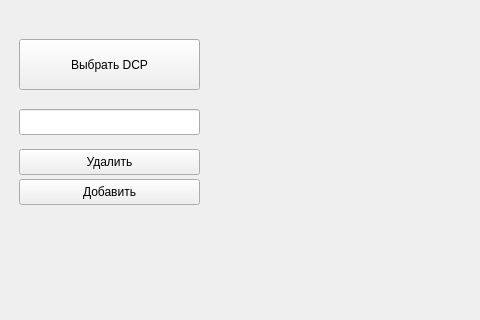
Above: mainwindow.ui from SaveTheTelvit/DCPHashValidator before the change; both pictures show x 0 to 480 and y 0 to 320 of the 800 by 500 pixel window. Below: the same form after it.
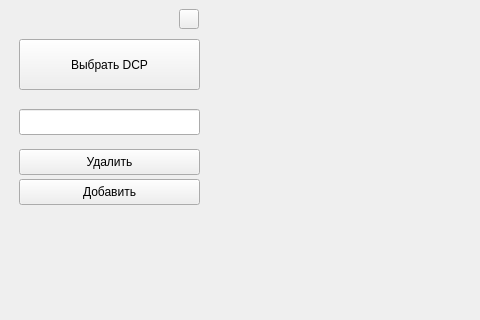
That is the form after the change. Icons and pictures are not drawn. Custom widgets are drawn as their Qt base class.

Patch:
```diff
--- a/mainwindow.ui
+++ b/mainwindow.ui
@@ -27,7 +27,7 @@
   </property>
   <widget class="QWidget" name="centralwidget">
    <layout class="QGridLayout" name="gridLayout">
-    <item row="1" column="0">
+    <item row="0" column="0">
      <widget class="QWidget" name="widget" native="true">
       <property name="minimumSize">
        <size>
@@ -95,7 +95,7 @@
         <rect>
          <x>10</x>
          <y>0</y>
-         <width>181</width>
+         <width>151</width>
          <height>20</height>
         </rect>
        </property>
@@ -106,6 +106,25 @@
         <set>Qt::AlignRight|Qt::AlignTrailing|Qt::AlignVCenter</set>
        </property>
       </widget>
+      <widget class="IconButton" name="settingsButton">
+       <property name="geometry">
+        <rect>
+         <x>170</x>
+         <y>0</y>
+         <width>20</width>
+         <height>20</height>
+        </rect>
+       </property>
+       <property name="text">
+        <string/>
+       </property>
+       <property name="iconSize">
+        <size>
+         <width>20</width>
+         <height>20</height>
+        </size>
+       </property>
+      </widget>
      </widget>
     </item>
    </layout>
@@ -122,6 +141,15 @@
   </widget>
   <widget class="QStatusBar" name="statusbar"/>
  </widget>
- <resources/>
+ <customwidgets>
+  <customwidget>
+   <class>IconButton</class>
+   <extends>QPushButton</extends>
+   <header>iconbutton.h</header>
+  </customwidget>
+ </customwidgets>
+ <resources>
+  <include location="images.qrc"/>
+ </resources>
  <connections/>
 </ui>
```
Left out of the diff: 4 changed lines with no effect on the pictures.
